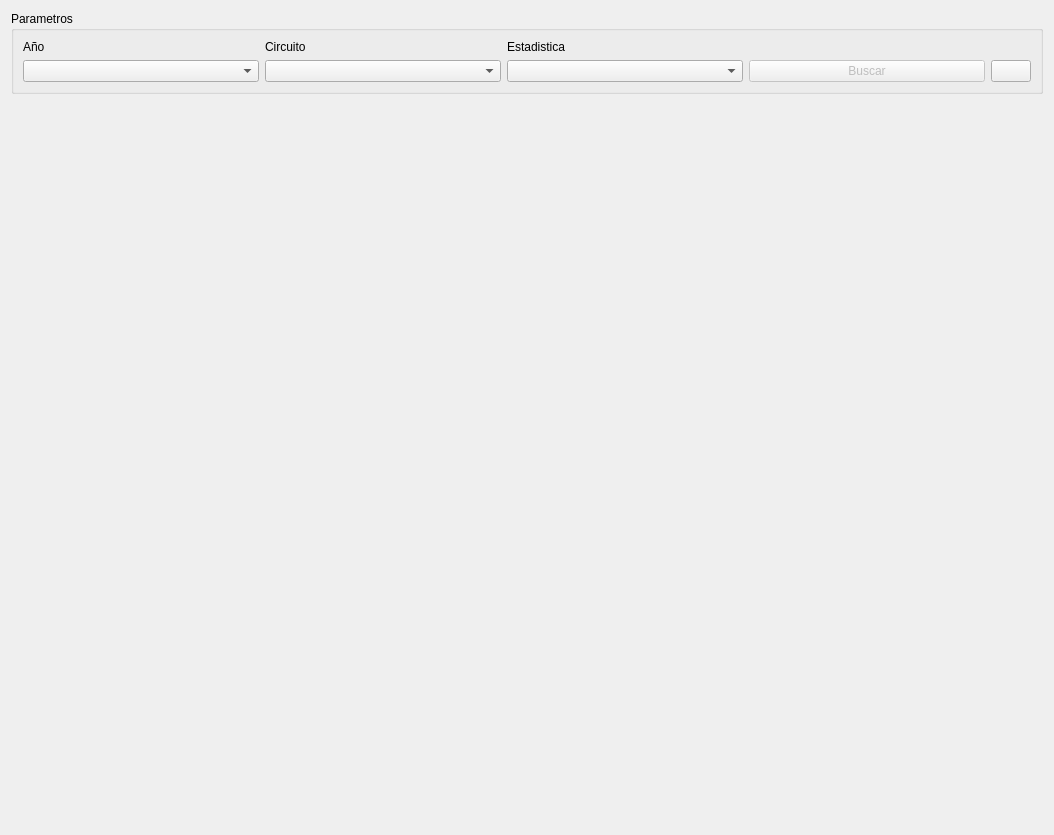
AlejandroGtrz/F1, file Interfaces/circuitos.ui: the form before one commit.
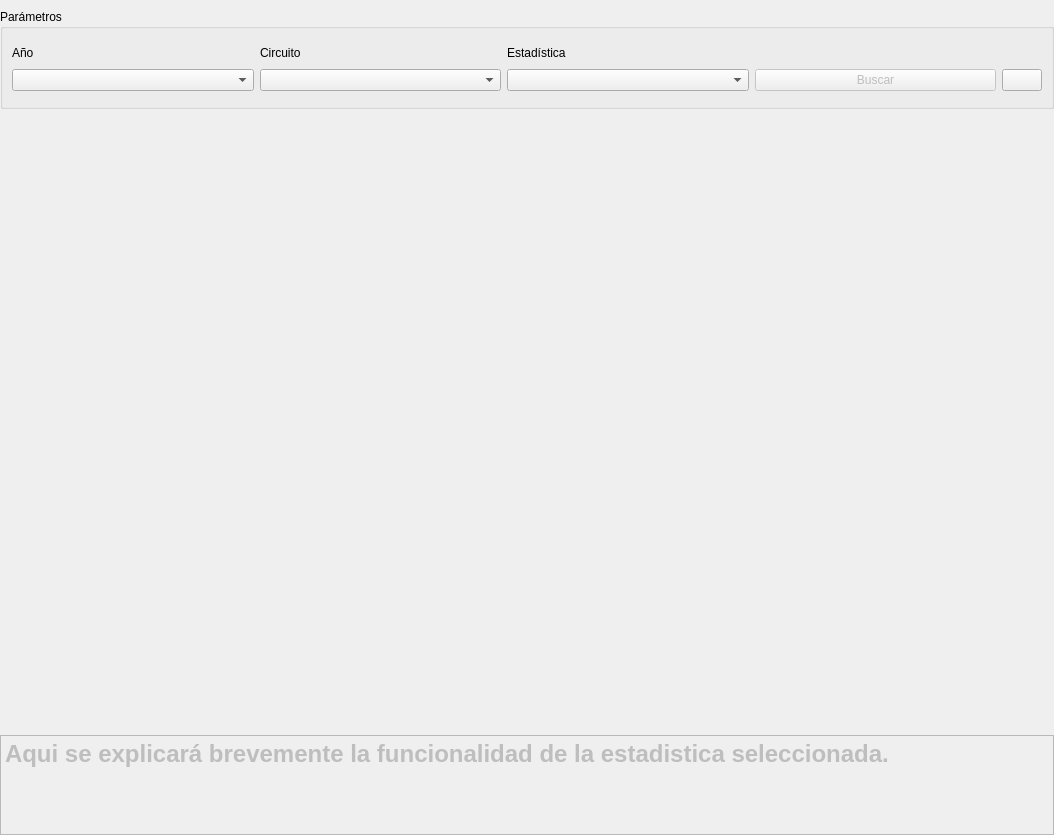
The form after the commit.

Patch:
```diff
--- a/Interfaces/circuitos.ui
+++ b/Interfaces/circuitos.ui
@@ -17,16 +17,28 @@
    <property name="sizeConstraint">
     <enum>QLayout::SetNoConstraint</enum>
    </property>
-   <item alignment="Qt::AlignTop">
+   <property name="leftMargin">
+    <number>0</number>
+   </property>
+   <property name="topMargin">
+    <number>9</number>
+   </property>
+   <property name="rightMargin">
+    <number>0</number>
+   </property>
+   <property name="bottomMargin">
+    <number>0</number>
+   </property>
+   <item>
     <widget class="QGroupBox" name="groupBox">
      <property name="maximumSize">
       <size>
        <width>16777215</width>
-       <height>200</height>
+       <height>100</height>
       </size>
      </property>
      <property name="title">
-      <string>Parametros</string>
+      <string>Parámetros</string>
      </property>
      <layout class="QVBoxLayout" name="verticalLayout_2">
       <item>
@@ -83,7 +95,7 @@
            </size>
           </property>
           <property name="text">
-           <string>Estadistica</string>
+           <string>Estadística</string>
           </property>
          </widget>
         </item>
@@ -129,7 +141,60 @@
     </widget>
    </item>
    <item>
-    <layout class="QGridLayout" name="plotter"/>
+    <widget class="QWidget" name="widget" native="true">
+     <layout class="QVBoxLayout" name="verticalLayout_3">
+      <property name="spacing">
+       <number>0</number>
+      </property>
+      <property name="leftMargin">
+       <number>0</number>
+      </property>
+      <property name="topMargin">
+       <number>0</number>
+      </property>
+      <property name="rightMargin">
+       <number>0</number>
+      </property>
+      <property name="bottomMargin">
+       <number>0</number>
+      </property>
+      <item>
+       <layout class="QGridLayout" name="plotter"/>
+      </item>
+     </layout>
+    </widget>
+   </item>
+   <item>
+    <widget class="QTextEdit" name="textEdit">
+     <property name="enabled">
+      <bool>false</bool>
+     </property>
+     <property name="minimumSize">
+      <size>
+       <width>0</width>
+       <height>100</height>
+      </size>
+     </property>
+     <property name="maximumSize">
+      <size>
+       <width>16777215</width>
+       <height>100</height>
+      </size>
+     </property>
+     <property name="lineWidth">
+      <number>1</number>
+     </property>
+     <property name="readOnly">
+      <bool>true</bool>
+     </property>
+     <property name="html">
+      <string>&lt;!DOCTYPE HTML PUBLIC &quot;-//W3C//DTD HTML 4.0//EN&quot; &quot;http://www.w3.org/TR/REC-html40/strict.dtd&quot;&gt;
+&lt;html&gt;&lt;head&gt;&lt;meta name=&quot;qrichtext&quot; content=&quot;1&quot; /&gt;&lt;style type=&quot;text/css&quot;&gt;
+p, li { white-space: pre-wrap; }
+&lt;/style&gt;&lt;/head&gt;&lt;body style=&quot; font-family:'.AppleSystemUIFont'; font-size:13pt; font-weight:400; font-style:normal;&quot;&gt;
+&lt;p style=&quot; margin-top:0px; margin-bottom:0px; margin-left:0px; margin-right:0px; -qt-block-indent:0; text-indent:0px;&quot;&gt;&lt;span style=&quot; font-family:'Segoe UI'; font-size:18pt; font-weight:600;&quot;&gt;Aqui se explicará brevemente la funcionalidad de la estadistica seleccionada.&lt;/span&gt;&lt;/p&gt;&lt;/body&gt;&lt;/html&gt;</string>
+     </property>
+    </widget>
    </item>
   </layout>
  </widget>
```
